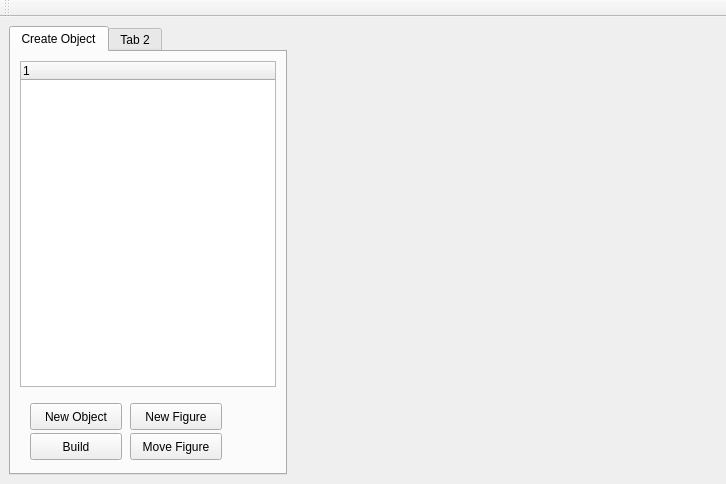
Before: the Qt Designer form src/editor/editorwindow.ui in edvorg/cpp-drash, drawn with Qt 5.
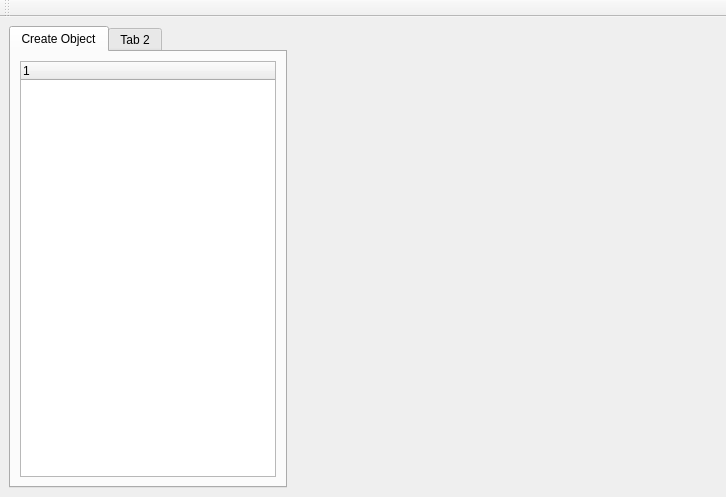
After: the same form once the commit is applied. Custom widgets are drawn as their Qt base class.

Commit message: Remove pushbuttons and add actions at toolbar

```diff
--- a/src/editor/editorwindow.ui
+++ b/src/editor/editorwindow.ui
@@ -7,7 +7,7 @@
     <x>0</x>
     <y>0</y>
     <width>726</width>
-    <height>484</height>
+    <height>497</height>
    </rect>
   </property>
   <property name="sizePolicy">
@@ -67,68 +67,6 @@
           </column>
          </widget>
         </item>
-        <item>
-         <widget class="QWidget" name="widget" native="true">
-          <property name="minimumSize">
-           <size>
-            <width>0</width>
-            <height>71</height>
-           </size>
-          </property>
-          <widget class="QPushButton" name="mNewFigureButton">
-           <property name="geometry">
-            <rect>
-             <x>110</x>
-             <y>10</y>
-             <width>92</width>
-             <height>27</height>
-            </rect>
-           </property>
-           <property name="text">
-            <string>New Figure</string>
-           </property>
-          </widget>
-          <widget class="QPushButton" name="mBuildButton">
-           <property name="geometry">
-            <rect>
-             <x>10</x>
-             <y>40</y>
-             <width>92</width>
-             <height>27</height>
-            </rect>
-           </property>
-           <property name="text">
-            <string>Build</string>
-           </property>
-          </widget>
-          <widget class="QPushButton" name="mNewObjectButton">
-           <property name="geometry">
-            <rect>
-             <x>10</x>
-             <y>10</y>
-             <width>92</width>
-             <height>27</height>
-            </rect>
-           </property>
-           <property name="text">
-            <string>New Object</string>
-           </property>
-          </widget>
-          <widget class="QPushButton" name="ActiveMoveButton">
-           <property name="geometry">
-            <rect>
-             <x>110</x>
-             <y>40</y>
-             <width>92</width>
-             <height>27</height>
-            </rect>
-           </property>
-           <property name="text">
-            <string>Move Figure</string>
-           </property>
-          </widget>
-         </widget>
-        </item>
        </layout>
       </widget>
       <widget class="QWidget" name="tab_2">
```
The commit also changes 4 other files.
